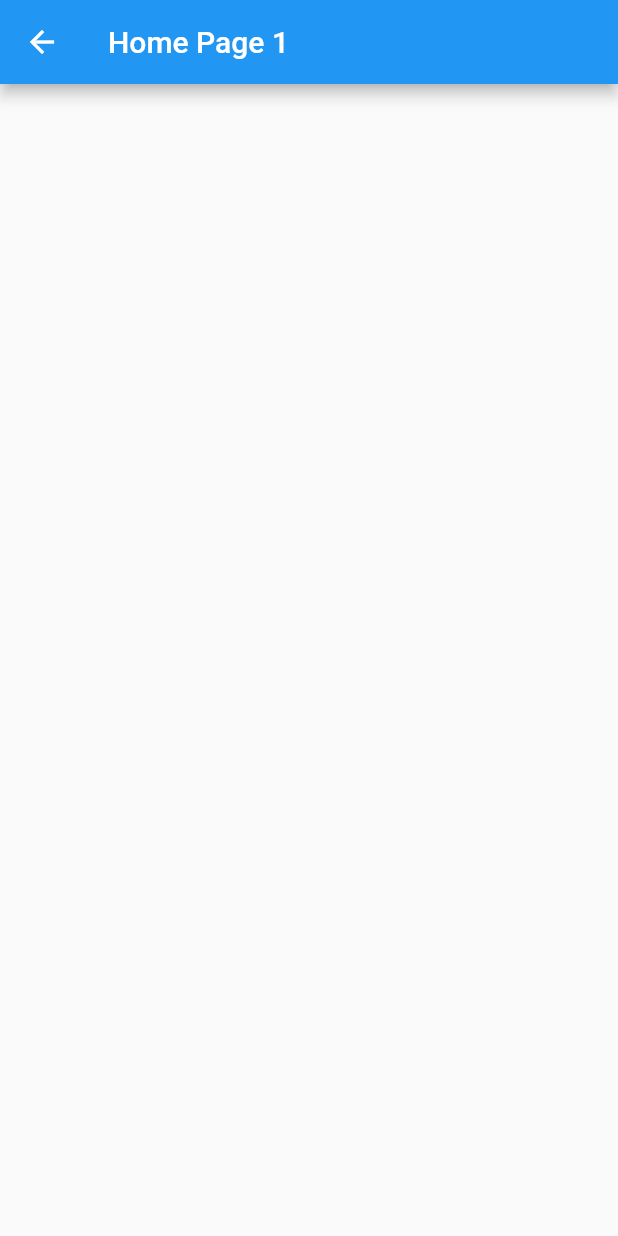
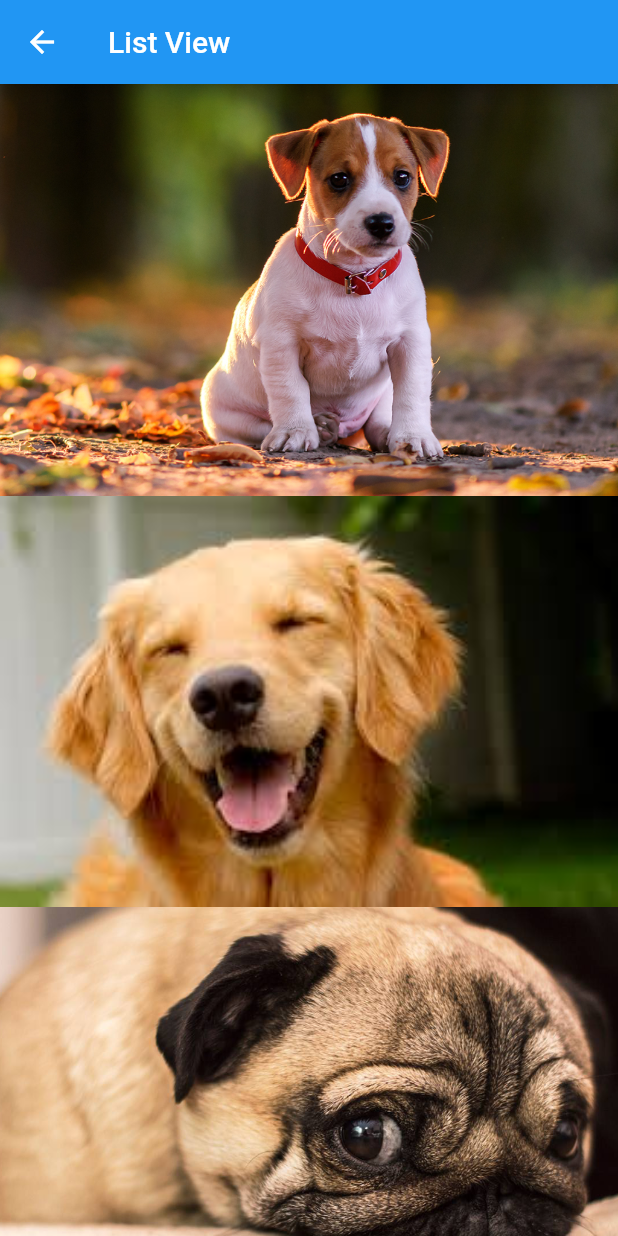
Before and after one commit to bgeles/flutter_widgets_teste, a Flutter app: the screen it shows after launch, after a tap on "ListView", on a phone screen of 412 x 824 dp. Run offline on Flutter 3.47's test engine with Material 2 defaults, Android fonts, the light colour scheme and no system bars.

Commit message:
LIstView

```diff
--- /dev/null
+++ b/lib/pages/hello_listview.dart
@@ -0,0 +1,32 @@
+import 'package:flutter/material.dart';
+
+class HelloListView extends StatelessWidget {
+  @override
+  Widget build(BuildContext context) {
+    return Scaffold(
+      appBar: AppBar(
+        title: Text("List View"),
+      ),
+      body: _body(),
+    );
+  }
+
+  _body() {
+    return ListView(
+      children: <Widget>[
+        _img("assets/images/dog1.png"),
+        _img("assets/images/dog2.png"),
+        _img("assets/images/dog3.png"),
+        _img("assets/images/dog4.png"),
+        _img("assets/images/dog5.png"),
+      ],
+    );
+  }
+
+  _img(String caminhoImagem) {
+    return Image.asset(
+      caminhoImagem,
+      fit: BoxFit.fill,
+    );
+  }
+}
--- a/lib/pages/home_page.dart
+++ b/lib/pages/home_page.dart
@@ -1,5 +1,10 @@
 import 'package:flutter/material.dart';
+import 'package:flutter_widgets_teste/pages/hello_listview.dart';
 import 'package:flutter_widgets_teste/pages/hello_page1.dart';
+import 'package:flutter_widgets_teste/pages/hello_page2.dart';
+import 'package:flutter_widgets_teste/pages/hello_page3.dart';
+import 'package:flutter_widgets_teste/utils/nav.dart';
+import 'package:flutter_widgets_teste/widgets/blue_button.dart';
 
 class HomePage extends StatelessWidget {
   @override
@@ -33,21 +38,38 @@ class HomePage extends StatelessWidget {
         Row(
           mainAxisAlignment: MainAxisAlignment.spaceEvenly,
           children: <Widget>[
-            _button(context, "ListView"),
-            _button(context, "Page 2"),
-            _button(context, "Page 3"),
+            BlueButton(
+                "ListView", () => _onClickNavigator(context, HelloListView())),
+            BlueButton(
+                "Page 2", () => _onClickNavigator(context, HelloPage2())),
+            BlueButton(
+                "Page 3", () => _onClickNavigator(context, HelloPage3())),
           ],
         ),
         Row(
           mainAxisAlignment: MainAxisAlignment.spaceEvenly,
           children: <Widget>[
-            _button(context, "Snack"),
-            _button(context, "Dialog"),
-            _button(context, "Toast"),
+            BlueButton("Snack", _onClickSnack),
+            BlueButton("Dialog", _onClickDialog),
+            BlueButton("Toast", _onClickToast),
           ],
         )
       ],
     );
+  }
+
+  _onClickToast() => _onClickToast;
+
+  _onClickSnack() => _onClickSnack;
+
+  _onClickDialog() => _onClickDialog;
+
+
+
+
+  void _onClickNavigator(BuildContext context, Widget page) async {
+    String s = await push(context,page);
+    print('>>>>$s');
   }
 
   _pageView() {
@@ -69,24 +91,6 @@ class HomePage extends StatelessWidget {
     );
   }
 
-  _button(BuildContext context, String texto) {
-    return RaisedButton(
-        child: Text(
-          texto,
-          style: TextStyle(
-            color: Colors.white,
-            fontSize: 30,
-          ),
-        ),
-        color: Colors.blue,
-        onPressed: () => _onClickOK(context));
-  }
-
-  void _onClickOK(BuildContext context) {
-    Navigator.push(context, MaterialPageRoute(builder: (BuildContext context) {
-      return HelloPage1();
-    }));
-  }
 
   _img(String caminhoImagem) {
     return Image.asset(
--- /dev/null
+++ b/lib/utils/nav.dart
@@ -0,0 +1,12 @@
+import 'package:flutter/material.dart';
+
+Future push(BuildContext context, Widget page) {
+  return Navigator.push(context,
+      MaterialPageRoute(builder: (BuildContext context) {
+    return page;
+  }));
+}
+
+pop(context, {text}) {
+  Navigator.pop(context, text);
+}
--- /dev/null
+++ b/lib/widgets/blue_button.dart
@@ -0,0 +1,24 @@
+import 'package:flutter/material.dart';
+
+class BlueButton extends StatelessWidget {
+
+  String text;
+  Function onPressed;
+
+  BlueButton(this.text,this.onPressed){}
+
+  @override
+  Widget build(BuildContext context,) {
+    return RaisedButton(
+      child: Text(
+        text,
+        style: TextStyle(
+          color: Colors.white,
+          fontSize: 30,
+        ),
+      ),
+      color: Colors.blue,
+      onPressed: onPressed,
+    );
+  }
+}
```
Also changed, not shown: lib/pages/hello_page2.dart (added, +24 -0 lines), lib/pages/hello_page3.dart (added, +24 -0 lines), 5 other files.
